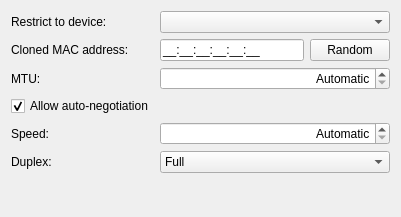
Before: the Qt Designer form libs/editor/settings/ui/wiredconnectionwidget.ui in KDE/plasma-nm, drawn with Qt 5.
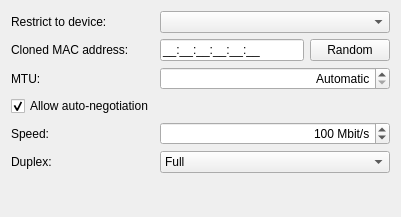
After: the same form once the commit is applied. Custom widgets are drawn as their Qt base class.

Commit message:
Don't duplicate UI option for automatic speed detection
Summary:
Network speed is determined automatically if "auto-negotiate" is set.
NM Spec says if that is not set a speed and duplex should be provided.

The .ui file defaulted to a speed
of 0 with had the special text of "automatic". This isn't actually
automatic, but just an invalid value which
WiredConnectionWidget::isValid (correctly) won't accept

End result is a user can't save any other settings as this widget
reports itself as invalid.

Reviewers: #plasma

Subscribers: plasma-devel

Tags: #plasma

```diff
--- a/libs/editor/settings/ui/wiredconnectionwidget.ui
+++ b/libs/editor/settings/ui/wiredconnectionwidget.ui
@@ -144,14 +144,20 @@
       <set>Qt::AlignRight|Qt::AlignTrailing|Qt::AlignVCenter</set>
      </property>
      <property name="specialValueText">
-      <string>Automatic</string>
+      <string/>
      </property>
      <property name="suffix">
       <string> Mbit/s</string>
      </property>
+     <property name="minimum">
+      <number>1</number>
+     </property>
      <property name="maximum">
       <number>9999</number>
      </property>
+     <property name="value">
+      <number>100</number>
+     </property>
     </widget>
    </item>
    <item row="5" column="0">
```
